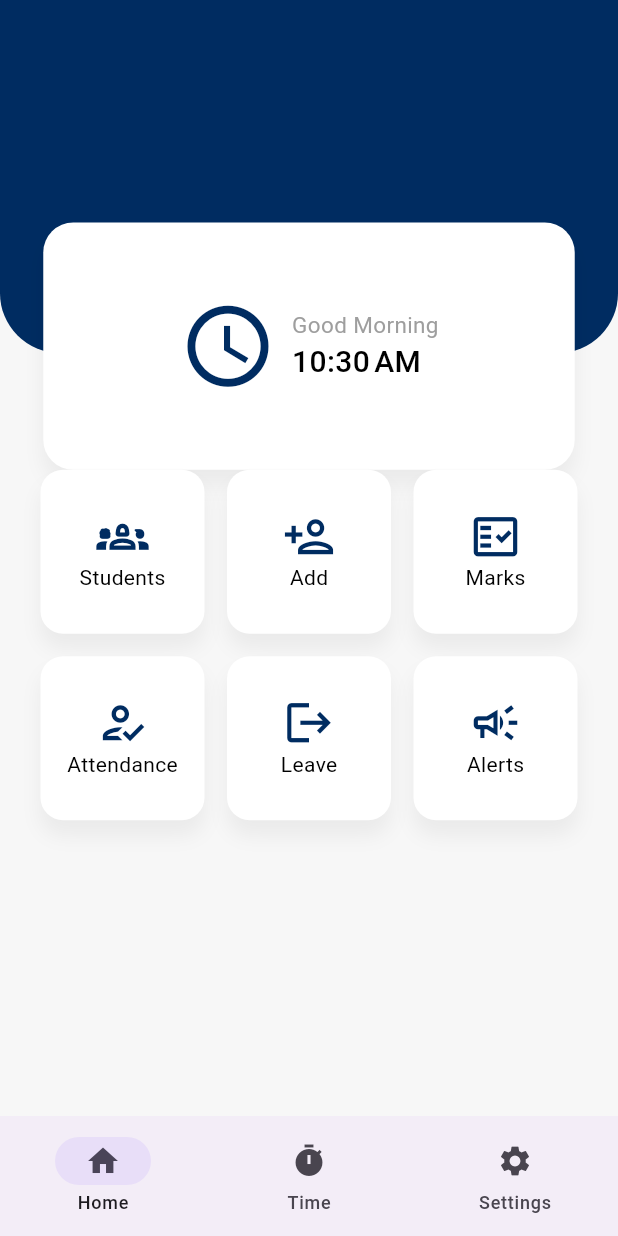
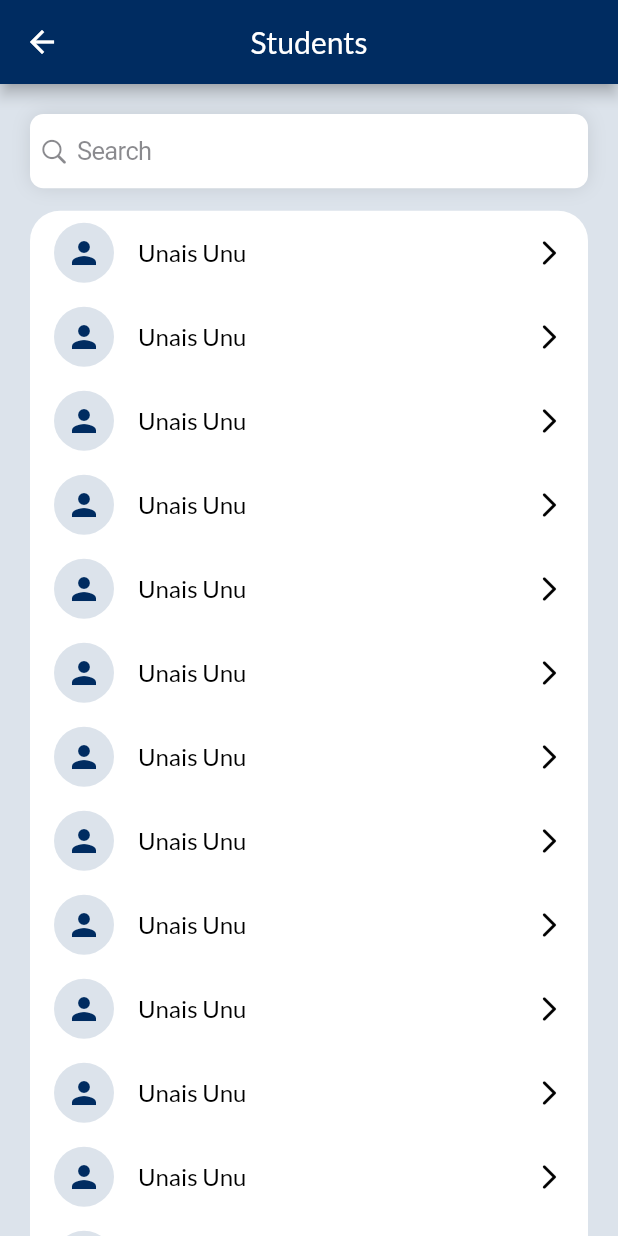
Before and after one commit to unaismnr/student-management, a Flutter app: the screen it shows after launch, after a tap on "Students", on a phone screen of 412 x 824 dp. Run offline on Flutter 3.47's test engine with Material 3 defaults, Android fonts, the phone set to English and light mode, and no system bars; our stand-ins replace page_transition.

Commit message:
home and all students ui completed

```diff
--- a/lib/utils/consts.dart
+++ b/lib/utils/consts.dart
@@ -4,4 +4,5 @@ const mainColor = Color.fromARGB(255, 0, 44, 97);
 const kBlackColor = Colors.black;
 const kWhiteColor = Colors.white;
 const kHeight10 = SizedBox(height: 10);
+const kHeight20 = SizedBox(height: 20);
 const kWidth10 = SizedBox(width: 10);
--- a/lib/utils/theme.dart
+++ b/lib/utils/theme.dart
@@ -1,11 +1,26 @@
 import 'package:flutter/material.dart';
 import 'package:student_management/utils/consts.dart';
 
+//LIGHT
 class MainTheme {
   static final lightMode = ThemeData(
     appBarTheme: const AppBarTheme(
       centerTitle: true,
       color: mainColor,
+      iconTheme: IconThemeData(
+        color: kWhiteColor,
+      ),
+    ),
+    fontFamily: 'Lato',
+    navigationBarTheme: const NavigationBarThemeData(
+      backgroundColor: kWhiteColor,
+      indicatorColor: Color.fromARGB(255, 237, 245, 255),
+      labelTextStyle: MaterialStatePropertyAll(TextStyle(
+        color: kBlackColor,
+      )),
+      iconTheme: MaterialStatePropertyAll(IconThemeData(
+        color: kBlackColor,
+      )),
     ),
     scaffoldBackgroundColor: const Color.fromARGB(255, 247, 247, 247),
     primaryColor: mainColor,
@@ -18,11 +33,34 @@ class MainTheme {
         color: kBlackColor,
       ),
     ),
+    dividerColor: Colors.grey[200],
+    colorScheme: const ColorScheme.light(
+      primary: mainColor,
+      background: Color(0xFFDCE3EB),
+      secondaryContainer: kWhiteColor,
+    ),
+    useMaterial3: false,
   );
+
+  //DARK
   static final darkMode = ThemeData(
     appBarTheme: const AppBarTheme(
       centerTitle: true,
       color: kBlackColor,
+      iconTheme: IconThemeData(
+        color: kWhiteColor,
+      ),
+    ),
+    fontFamily: 'Lato',
+    navigationBarTheme: const NavigationBarThemeData(
+      backgroundColor: kBlackColor,
+      indicatorColor: Color.fromARGB(255, 93, 123, 166),
+      labelTextStyle: MaterialStatePropertyAll(TextStyle(
+        color: Color.fromARGB(255, 245, 245, 245),
+      )),
+      iconTheme: MaterialStatePropertyAll(IconThemeData(
+        color: Color.fromARGB(255, 245, 245, 245),
+      )),
     ),
     scaffoldBackgroundColor: const Color.fromARGB(255, 40, 40, 40),
     primaryColor: kBlackColor,
@@ -35,5 +73,12 @@ class MainTheme {
         color: Color.fromARGB(255, 245, 245, 245),
       ),
     ),
+    dividerColor: Colors.grey[800],
+    colorScheme: const ColorScheme.light(
+      primary: mainColor,
+      background: Color.fromARGB(255, 40, 40, 40),
+      secondaryContainer: kBlackColor,
+    ),
+    useMaterial3: false,
   );
 }
--- /dev/null
+++ b/lib/view/common/navigation_helper.dart
@@ -0,0 +1,14 @@
+import 'package:flutter/material.dart';
+import 'package:page_transition/page_transition.dart';
+
+class NavigationHelper {
+  static void push(BuildContext context, Widget page) {
+    Navigator.of(context).push(
+      PageTransition(
+        child: page,
+        type: PageTransitionType.rightToLeft,
+        duration: const Duration(milliseconds: 1),
+      ),
+    );
+  }
+}
--- a/lib/view/home.dart
+++ b/lib/view/home/home.dart
@@ -3,6 +3,8 @@ import 'package:intl/intl.dart';
 import 'package:provider/provider.dart';
 import 'package:student_management/controllers/time_provider.dart';
 import 'package:student_management/utils/consts.dart';
+import 'package:student_management/view/common/navigation_helper.dart';
+import 'package:student_management/view/students/all_students.dart';
 
 class HomePage extends StatelessWidget {
   const HomePage({super.key});
@@ -68,7 +70,7 @@ class HomePage extends StatelessWidget {
                           DateFormat.jm().format(timeProvider.currentTime),
                           style: const TextStyle(
                             fontSize: 20,
-                            fontWeight: FontWeight.w500,
+                            fontWeight: FontWeight.w600,
                           ),
                         ),
                       ],
@@ -80,43 +82,6 @@ class HomePage extends StatelessWidget {
           ),
           Expanded(child: HomeGridView()),
         ],
-      ),
-    );
-  }
-
-  Widget rowItems(BuildContext context) {
-    return Container(
-      decoration: BoxDecoration(
-        borderRadius: BorderRadius.circular(15),
-        boxShadow: [
-          BoxShadow(
-            color: Colors.black.withOpacity(0.05),
-            offset: const Offset(0, 10),
-            blurRadius: 10,
-            spreadRadius: 0,
-          )
-        ],
-      ),
-      child: Material(
-        borderRadius: BorderRadius.circular(15),
-        color: Theme.of(context).cardColor,
-        child: InkWell(
-          borderRadius: BorderRadius.circular(15),
-          onTap: () {},
-          child: Padding(
-            padding: const EdgeInsets.all(20),
-            child: Column(
-              children: [
-                Icon(
-                  Icons.person_4,
-                  size: 40,
-                  color: Theme.of(context).iconTheme.color,
-                ),
-                const Text('Students'),
-              ],
-            ),
-          ),
-        ),
       ),
     );
   }
@@ -161,6 +126,18 @@ class HomeGridView extends StatelessWidget {
     {
       'icon': Icons.campaign_outlined,
       'title': 'Alerts',
+    },
+    {
+      'icon': Icons.edit_note,
+      'title': 'Edit',
+    },
+    {
+      'icon': Icons.delete_outline,
+      'title': 'Delete',
+    },
+    {
+      'icon': Icons.edit_square,
+      'title': 'Exams',
     }
   ];
 
@@ -169,6 +146,7 @@ class HomeGridView extends StatelessWidget {
     return Padding(
       padding: const EdgeInsets.symmetric(horizontal: 27),
       child: GridView.builder(
+        physics: const ClampingScrollPhysics(),
         itemCount: gridviewList.length,
         shrinkWrap: true,
         gridDelegate: const SliverGridDelegateWithFixedCrossAxisCount(
@@ -195,7 +173,14 @@ class HomeGridView extends StatelessWidget {
               color: Theme.of(context).cardColor,
               child: InkWell(
                 borderRadius: BorderRadius.circular(15),
-                onTap: () {},
+                onTap: () {
+                  if (items['title'] == 'Students') {
+                    NavigationHelper.push(
+                      context,
+                      const AllStudents(),
+                    );
+                  }
+                },
                 child: Column(
                   mainAxisAlignment: MainAxisAlignment.center,
                   children: [
--- a/lib/view/main/main_page.dart
+++ b/lib/view/main/main_page.dart
@@ -1,5 +1,5 @@
 import 'package:flutter/material.dart';
-import 'package:student_management/view/home.dart';
+import 'package:student_management/view/home/home.dart';
 import 'package:student_management/view/main/bottom_navigation.dart';
 import 'package:student_management/view/period_time/period_time.dart';
 import 'package:student_management/view/settings/settings.dart';
--- /dev/null
+++ b/lib/view/students/all_students.dart
@@ -0,0 +1,89 @@
+import 'package:flutter/cupertino.dart';
+import 'package:flutter/material.dart';
+import 'package:student_management/utils/consts.dart';
+
+class AllStudents extends StatelessWidget {
+  const AllStudents({super.key});
+
+  @override
+  Widget build(BuildContext context) {
+    return Scaffold(
+      backgroundColor: Theme.of(context).colorScheme.background,
+      appBar: AppBar(
+        title: const Text(
+          'Students',
+          style: TextStyle(
+            color: kWhiteColor,
+          ),
+        ),
+      ),
+      body: Padding(
+        padding: const EdgeInsets.symmetric(horizontal: 20),
+        child: Column(
+          children: [
+            kHeight20,
+            Container(
+              height: MediaQuery.of(context).size.height * 0.06,
+              decoration: BoxDecoration(
+                borderRadius: BorderRadius.circular(10),
+                boxShadow: [
+                  BoxShadow(
+                    color: Colors.black.withOpacity(0.1),
+                    blurRadius: 10,
+                    spreadRadius: 0,
+                  )
+                ],
+              ),
+              child: CupertinoSearchTextField(
+                backgroundColor:
+                    Theme.of(context).colorScheme.secondaryContainer,
+              ),
+            ),
+            const SizedBox(height: 15),
+            Expanded(
+              child: Container(
+                width: MediaQuery.of(context).size.width,
+                decoration: BoxDecoration(
+                  borderRadius: const BorderRadius.only(
+                    topLeft: Radius.circular(20),
+                    topRight: Radius.circular(20),
+                  ),
+                  color: Theme.of(context).colorScheme.secondaryContainer,
+                ),
+                child: ListView.builder(
+                    physics: const ClampingScrollPhysics(),
+                    shrinkWrap: true,
+                    itemBuilder: (context, index) {
+                      return ListTile(
+                        onTap: () {},
+                        leading: CircleAvatar(
+                          backgroundColor:
+                              Theme.of(context).colorScheme.background,
+                          child: Icon(
+                            Icons.person,
+                            color: Theme.of(context).iconTheme.color,
+                          ),
+                        ),
+                        title: Text(
+                          'Unais Unu',
+                          style: TextStyle(
+                            color:
+                                Theme.of(context).textTheme.bodyMedium!.color,
+                          ),
+                        ),
+                        trailing: Icon(
+                          Icons.arrow_forward_ios_rounded,
+                          size: 20,
+                          color: Theme.of(context).textTheme.bodyMedium!.color,
+                        ),
+                      );
+                    },
+                    itemCount: 20),
+              ),
+            )
+          ],
+        ),
+      ),
+    );
+  }
+}
```
Also changed, not shown: lib/view/common/students_list.dart (added, +52 -0 lines), pubspec.yaml (+5 -4 lines), assets/Lato-Regular.ttf (added), pubspec.lock.
